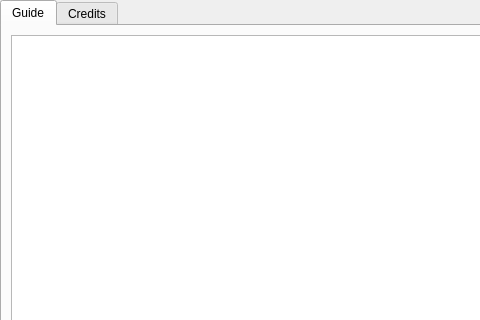
First picture: the form in gui/views/aboutpage.ui, repository SageSight3/VRChatGroupAssistant, before the edit; both pictures show x 0 to 480 and y 0 to 320 of the 800 by 600 pixel window.
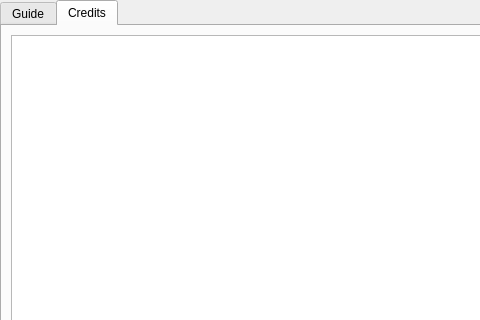
Second picture: the form after the edit.

Commit message: added wip labels to pages that may not be in next functional GUI release

Diff of the .ui file:
```diff
--- a/gui/views/aboutpage.ui
+++ b/gui/views/aboutpage.ui
@@ -32,9 +32,9 @@
    <item>
     <widget class="QTabWidget" name="aboutTabs">
      <property name="currentIndex">
-      <number>0</number>
+      <number>1</number>
      </property>
-     <widget class="QWidget" name="guide">
+     <widget class="QWidget" name="guideTab">
       <attribute name="title">
        <string>Guide</string>
       </attribute>
@@ -55,7 +55,7 @@
        </item>
       </layout>
      </widget>
-     <widget class="QWidget" name="credits">
+     <widget class="QWidget" name="creditsTab">
       <attribute name="title">
        <string>Credits</string>
       </attribute>
```
Left out of the diff: 6 changed lines with no effect on the pictures. The commit also changes 3 other files.
